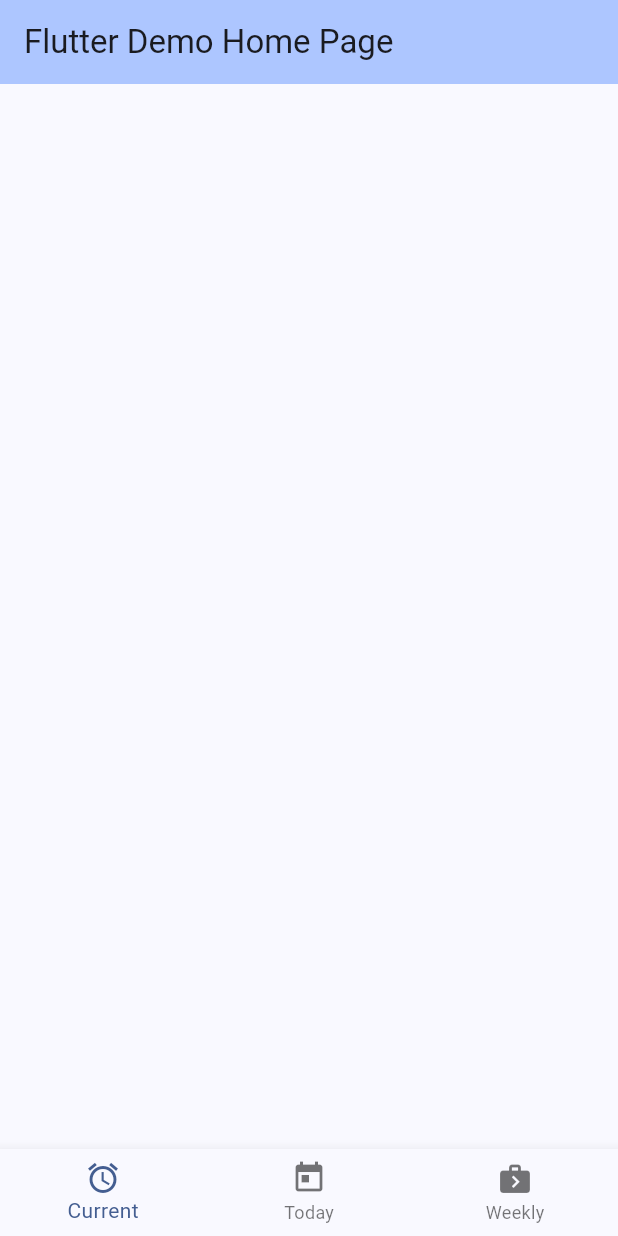
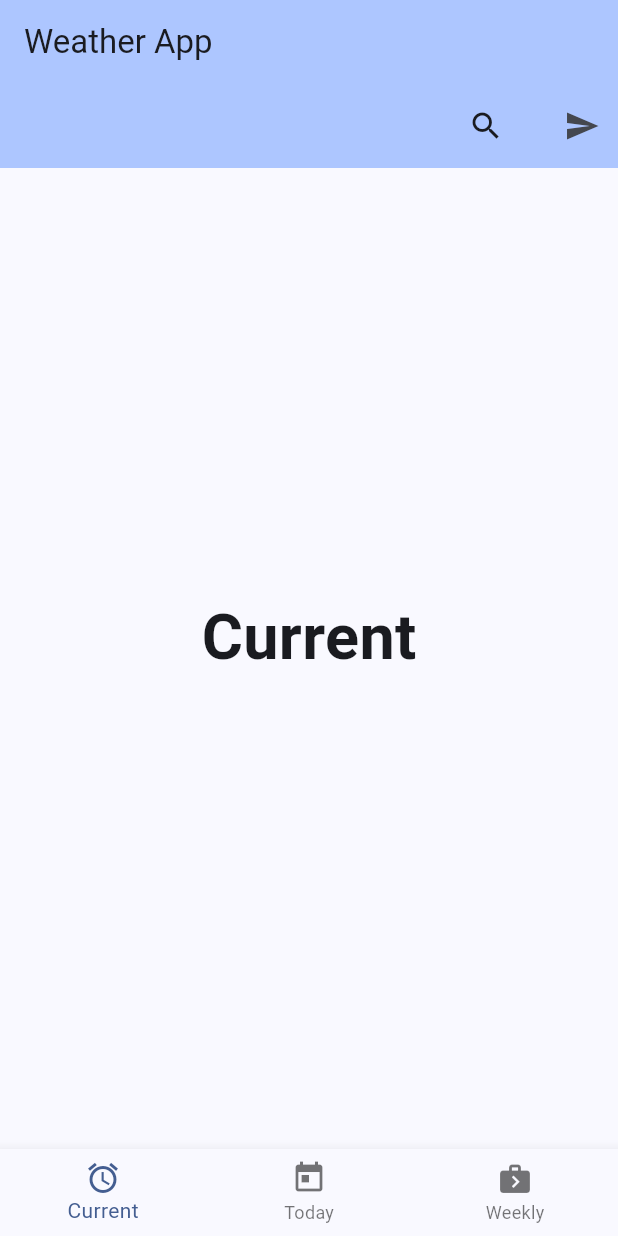
Before and after one commit to sansho88/weatherApp, a Flutter app: the screen it shows after launch, on a phone screen of 412 x 824 dp. Run offline on Flutter 3.47's test engine with Material 3 defaults, Android fonts, the phone set to English and light mode, and no system bars; drawn by our look-alikes of animated_search_bar.

Commit message:
Added: searchBar + NavigationBar + dynamic change of texts

```diff
--- a/weatherApp_proj/lib/TabBar.dart
+++ b/weatherApp_proj/lib/TabBar.dart
@@ -1,20 +1,27 @@
 import 'package:flutter/material.dart';
 
-class TabBar extends StatelessWidget{
-   TabBar({super.key});
+class WeatherBottomBar extends StatelessWidget {
+  final void Function(int) onTap;
+  final int selectedItemIndex;
+
+   WeatherBottomBar({super.key, required this.onTap, required this.selectedItemIndex});
 
   final tabTexts = ["Currently", "Today", "Weekly"];
 
+  @override
   Widget build(BuildContext context){
-    return MaterialApp(
-      home: DefaultTabController(
-        length: 3,
-        child: Scaffold(
-          appBar: AppBar(
-
-          ),
+    return BottomNavigationBar(
+      items: const [
+        BottomNavigationBarItem(icon: Icon(Icons.access_alarm),
+            label: "Current"),
+        BottomNavigationBarItem(icon: Icon(Icons.today),
+          label: "Today",
         ),
-      ),
+        BottomNavigationBarItem(icon: Icon(Icons.next_week),
+            label: "Weekly")
+      ],
+      onTap: onTap,
+      currentIndex: selectedItemIndex,
     );
 
   }
--- a/weatherApp_proj/lib/main.dart
+++ b/weatherApp_proj/lib/main.dart
@@ -1,4 +1,6 @@
 import 'package:flutter/material.dart';
+import 'package:weather_app_proj/TabBar.dart';
+import 'package:animated_search_bar/animated_search_bar.dart';
 
 void main() {
   runApp(const MyApp());
@@ -11,12 +13,12 @@
   @override
   Widget build(BuildContext context) {
     return MaterialApp(
-      title: 'Flutter Demo',
+      title: 'WEATHER',
       theme: ThemeData(
         colorScheme: ColorScheme.fromSeed(seedColor: Colors.blueAccent),
         useMaterial3: true,
       ),
-      home: const MyHomePage(title: 'Flutter Demo Home Page'),
+      home: const MyHomePage(title: 'Weather App'),
     );
   }
 }
@@ -31,35 +33,74 @@
 }
 
 class _MyHomePageState extends State<MyHomePage> {
+  var selectedItemIndex = 0;
+  final mode = ["Current", "Today", "Weekly"];
+  var location = "";
+  TextEditingController controller = TextEditingController();
 
-
+  onCitySearched(){
+    location = controller.text;
+  }
 
   @override
   Widget build(BuildContext context) {
-
-    return Scaffold(
+    return GestureDetector(
+      onTap: () => FocusScope.of(context).unfocus(),
+      child: Scaffold(
           appBar: AppBar(
             backgroundColor: Theme.of(context).colorScheme.inversePrimary,
             title: Text(widget.title),
+            bottom: AppBar(
+              actions: [
+                IconButton(onPressed: (){onCitySearched();}, icon: const Icon(Icons.send))
+              ],
+              title: AnimatedSearchBar(
+                onFieldSubmitted: onCitySearched(),
+                onChanged: (_){},
+                controller: controller,
               ),
-      body: const Center(
+              backgroundColor: Theme.of(context).colorScheme.inversePrimary,
+            ),
+
+          ),
+          body: Center(
+            child: Padding(
+              padding: const EdgeInsets.all(12.0),
+              child: SingleChildScrollView(
+                child: SizedBox(
+                  height: MediaQuery.of(context).size.height - 176,
                   child: Column(
-
+                    mainAxisAlignment: MainAxisAlignment.start,
+                    children: <Widget>[
+                      Expanded(
+                        child: Column(
                           mainAxisAlignment: MainAxisAlignment.center,
-          children: <Widget>[
+                          children:[
+                            Text(
+                            mode[selectedItemIndex],
+                            style:
+                                const TextStyle(fontSize: 42, fontWeight: FontWeight.bold),
+                          ),
+                          Text(location,
+                            style:
+                              const TextStyle(fontSize: 32),
+                          )
                           ],
                         ),
                       ),
-      bottomNavigationBar: BottomNavigationBar(
-         items: const [
-          BottomNavigationBarItem(icon: Icon(Icons.access_alarm),
-          label: "Current"),
-          BottomNavigationBarItem(icon: Icon(Icons.today),
-          label: "Today"),
-          BottomNavigationBarItem(icon: Icon(Icons.next_week),
-          label: "Weekly")
                     ],
                   ),
+                ),
+              ),
+            ),
+          ),
+          bottomNavigationBar: WeatherBottomBar(
+              onTap: (index) {
+                setState(() {
+                  selectedItemIndex = index;
+                });
+              },
+              selectedItemIndex: selectedItemIndex)),
     );
   }
 }
--- a/weatherApp_proj/pubspec.yaml
+++ b/weatherApp_proj/pubspec.yaml
@@ -36,6 +36,7 @@
   # The following adds the Cupertino Icons font to your application.
   # Use with the CupertinoIcons class for iOS style icons.
   cupertino_icons: ^1.0.2
+  animated_search_bar: ^2.7.1
 
 dev_dependencies:
   flutter_test:
@@ -59,8 +60,7 @@
   # the material Icons class.
   uses-material-design: true
 
-  assets:
-    - assets/current
+
 
   # To add assets to your application, add an assets section, like this:
   # assets:
```
Also changed, not shown: weatherApp_proj/pubspec.lock. Lines whose indentation alone changed are shown as unchanged.
